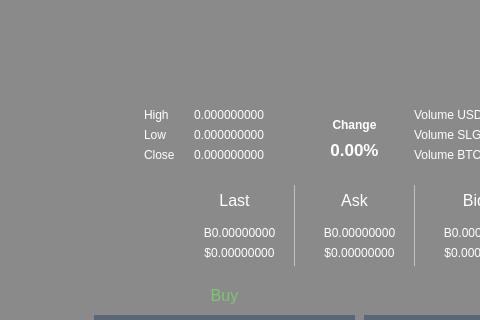
Old version of the form src/qt/forms/poolbrowser.ui in the repository Sterlingcoin/Sterlingcoin-1.6.2.0-Release; both pictures show x 0 to 480 and y 0 to 320 of the 766 by 509 pixel window.
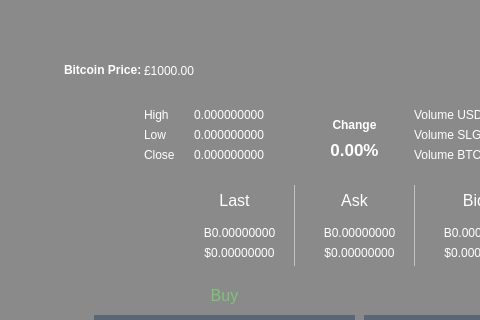
New version of the form. Icons and pictures are not drawn. Custom widgets are drawn as their Qt base class.

Commit message: Addition of Current BTC £ Price

What changed in the file:
```diff
--- a/src/qt/forms/poolbrowser.ui
+++ b/src/qt/forms/poolbrowser.ui
@@ -7893,6 +7893,32 @@
 </string>
           </property>
          </widget>
+         <widget class="QLabel" name="lblOverviewBtcPrice">
+          <property name="geometry">
+           <rect>
+            <x>0</x>
+            <y>50</y>
+            <width>101</width>
+            <height>31</height>
+           </rect>
+          </property>
+          <property name="text">
+           <string>&lt;html&gt;&lt;head/&gt;&lt;body&gt;&lt;p&gt;&lt;span style=&quot; font-weight:600; color:#ffffff;&quot;&gt;Bitcoin Price:&lt;/span&gt;&lt;/p&gt;&lt;/body&gt;&lt;/html&gt;</string>
+          </property>
+         </widget>
+         <widget class="QLabel" name="lblOverviewBtcUsdPrice">
+          <property name="geometry">
+           <rect>
+            <x>80</x>
+            <y>55</y>
+            <width>61</width>
+            <height>21</height>
+           </rect>
+          </property>
+          <property name="text">
+           <string>£1000.00</string>
+          </property>
+         </widget>
          <zorder>qWidgetBittrexAsk</zorder>
          <zorder>qWidgetBittrexBid</zorder>
          <zorder>qWidgetBittrexLast</zorder>
```
Left out of the diff: 2 changed lines with no effect on the pictures. The commit also changes 2 other files.
